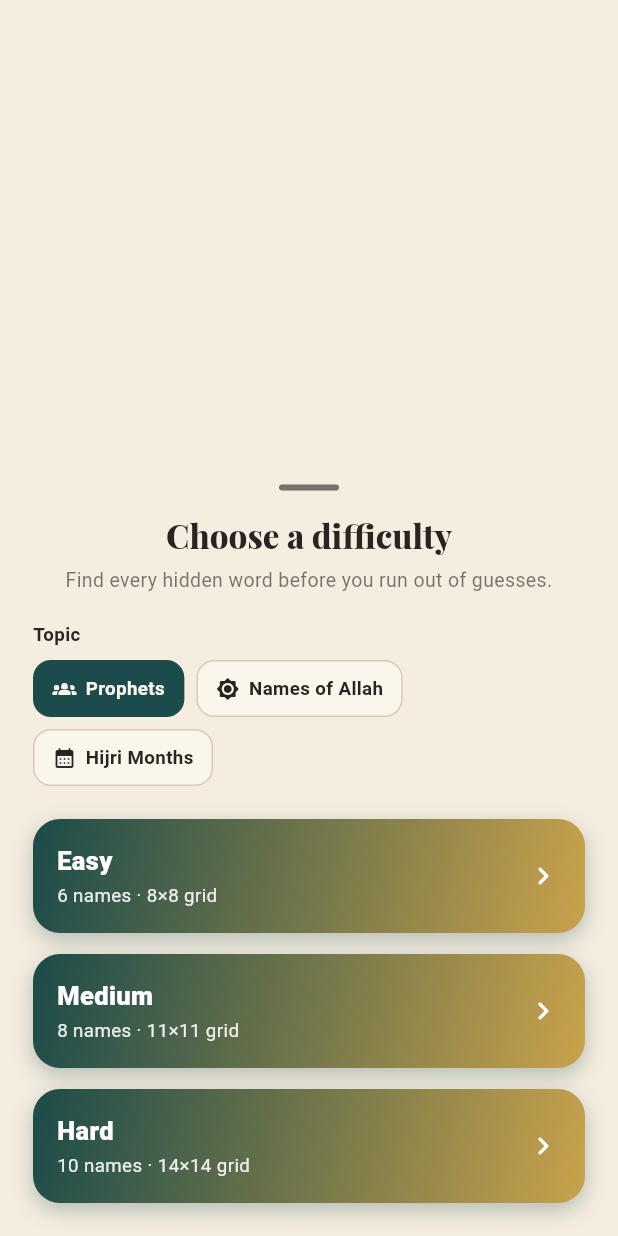
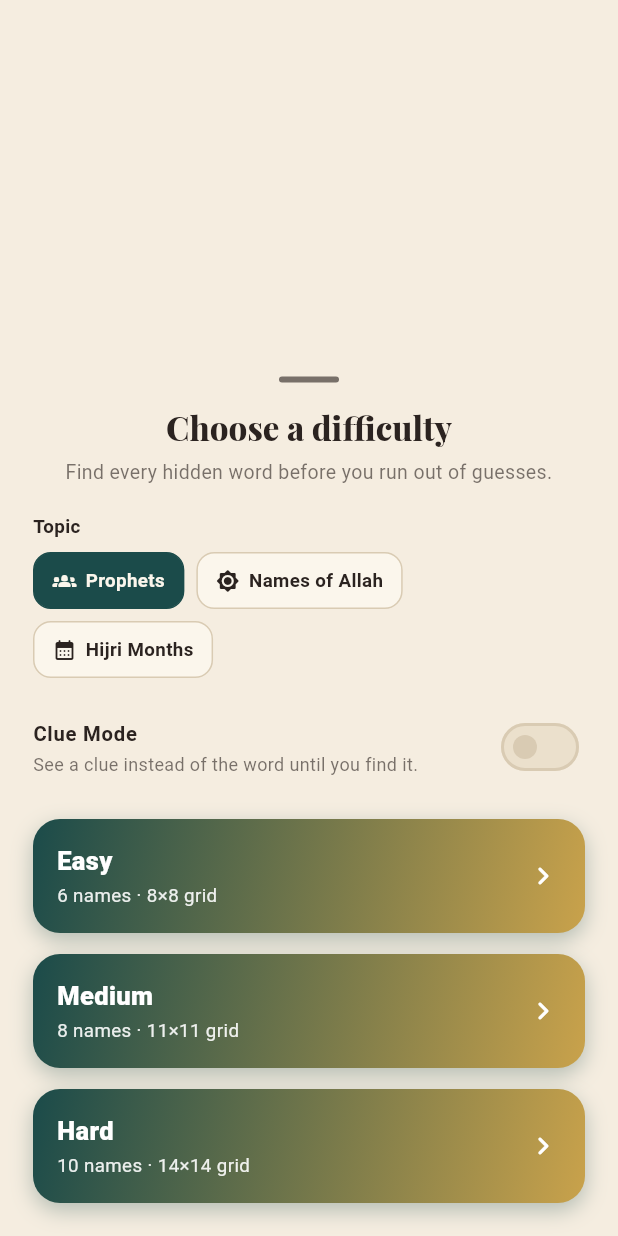
Before and after one commit to Md-Faizan-Rasheed/Learning_application, a Flutter app: the _DifficultySheet widget shown alone on an empty page, opened directly, on a phone screen of 412 x 824 dp. Run offline on Flutter 3.47's test engine with Material 3 defaults, Android fonts, the phone set to English and light mode, and no system bars; our stand-ins replace audioplayers, confetti, sentry_flutter, share_plus, shared_preferences, socket_io_client; accounts and stored records are empty; generated files the repository leaves out were written again; network calls fail.

Commit message:
Word Search: opt-in Clue Mode
Adds a "Clue Mode" toggle to the difficulty/category picker sheet.
When on, an unfound word's sidebar chip shows its fact/clue instead
of the plain word — the player has to recall which word the clue
points to before searching for it, rather than letter-matching a
word they can already read. Off by default so existing behavior is
unchanged unless a player opts in. Grid letters are unaffected
either way.

Co-Authored-By: Claude Sonnet 5 <noreply@anthropic.com>

```diff
--- a/client/lib/l10n/app_ar.arb
+++ b/client/lib/l10n/app_ar.arb
@@ -525,6 +525,8 @@
   "wsCategoryProphets": "الأنبياء",
   "wsCategoryNamesOfAllah": "أسماء الله",
   "wsCategoryHijriMonths": "الأشهر الهجرية",
+  "wsClueModeLabel": "وضع التلميح",
+  "wsClueModeSubtitle": "اعرض تلميحًا بدلاً من الكلمة حتى تجدها.",
   "wsDifficultyEasy": "سهل",
   "wsDifficultyEasySubtitle": "٦ أسماء · شبكة ٨×٨",
   "wsDifficultyMedium": "متوسط",
--- a/client/lib/l10n/app_en.arb
+++ b/client/lib/l10n/app_en.arb
@@ -578,6 +578,8 @@
   "wsCategoryProphets": "Prophets",
   "wsCategoryNamesOfAllah": "Names of Allah",
   "wsCategoryHijriMonths": "Hijri Months",
+  "wsClueModeLabel": "Clue Mode",
+  "wsClueModeSubtitle": "See a clue instead of the word until you find it.",
   "wsDifficultyEasy": "Easy",
   "wsDifficultyEasySubtitle": "6 names · 8×8 grid",
   "wsDifficultyMedium": "Medium",
--- a/client/lib/l10n/app_ur.arb
+++ b/client/lib/l10n/app_ur.arb
@@ -525,6 +525,8 @@
   "wsCategoryProphets": "انبیاء",
   "wsCategoryNamesOfAllah": "اللہ کے نام",
   "wsCategoryHijriMonths": "ہجری مہینے",
+  "wsClueModeLabel": "اشارہ موڈ",
+  "wsClueModeSubtitle": "لفظ ملنے تک، لفظ کی بجائے ایک اشارہ دکھائیں۔",
   "wsDifficultyEasy": "آسان",
   "wsDifficultyEasySubtitle": "٦ نام · ٨×٨ گرڈ",
   "wsDifficultyMedium": "درمیانہ",
--- a/client/lib/main.dart
+++ b/client/lib/main.dart
@@ -312,12 +312,13 @@ class _HomeScreenState extends State<HomeScreen>
   Future<void> _openWordSearch() async {
     final choice = await showWordSearchDifficultyPicker(context);
     if (choice == null || !mounted) return;
-    final (category, difficulty) = choice;
+    final (category, difficulty, clueMode) = choice;
     Navigator.of(context).push(
       MaterialPageRoute(
         builder: (_) => WordSearchScreen(
           difficulty: difficulty,
           category: category,
+          clueMode: clueMode,
           token: widget.auth.current?.token,
         ),
       ),
--- a/client/lib/widgets/word_search_difficulty_sheet.dart
+++ b/client/lib/widgets/word_search_difficulty_sheet.dart
@@ -5,13 +5,14 @@ import '../services/word_search_stats.dart';
 import '../theme/app_theme.dart';
 import '../utils/word_search_generator.dart';
 
-/// Bottom sheet for choosing a Word Search topic and difficulty, modeled on
-/// `category_picker_dialog.dart`'s sheet chrome. Topic and difficulty are
-/// independent choices — picking a topic just changes which best-times are
-/// shown against each difficulty card. Returns null if dismissed.
-Future<(WordSearchCategory, WordSearchDifficulty)?> showWordSearchDifficultyPicker(
+/// Bottom sheet for choosing a Word Search topic, difficulty, and clue mode,
+/// modeled on `category_picker_dialog.dart`'s sheet chrome. Topic and
+/// difficulty are independent choices — picking a topic just changes which
+/// best-times are shown against each difficulty card. Returns null if
+/// dismissed.
+Future<(WordSearchCategory, WordSearchDifficulty, bool)?> showWordSearchDifficultyPicker(
     BuildContext context) {
-  return showModalBottomSheet<(WordSearchCategory, WordSearchDifficulty)>(
+  return showModalBottomSheet<(WordSearchCategory, WordSearchDifficulty, bool)>(
     context: context,
     isScrollControlled: true,
     useSafeArea: true,
@@ -40,6 +41,7 @@ class _DifficultySheet extends StatefulWidget {
 
 class _DifficultySheetState extends State<_DifficultySheet> {
   WordSearchCategory _category = WordSearchCategory.prophets;
+  bool _clueMode = false;
   late Future<Map<WordSearchDifficulty, int?>> _bestTimes;
 
   @override
@@ -151,7 +153,17 @@ class _DifficultySheetState extends State<_DifficultySheet> {
                       ),
                   ],
                 ),
-                const SizedBox(height: 22),
+                const SizedBox(height: 10),
+                SwitchListTile(
+                  contentPadding: EdgeInsets.zero,
+                  title: Text(t.wsClueModeLabel,
+                      style: const TextStyle(fontWeight: FontWeight.w700, fontSize: 13.5)),
+                  subtitle: Text(t.wsClueModeSubtitle,
+                      style: TextStyle(color: colors.onSurfaceVariant, fontSize: 12)),
+                  value: _clueMode,
+                  onChanged: (v) => setState(() => _clueMode = v),
+                ),
+                const SizedBox(height: 12),
                 FutureBuilder<Map<WordSearchDifficulty, int?>>(
                   future: _bestTimes,
                   builder: (context, snapshot) {
@@ -171,8 +183,8 @@ class _DifficultySheetState extends State<_DifficultySheet> {
                                 ? t.wsBestTime(_formatSeconds(
                                     bestTimes[WordSearchDifficulty.values[i]]!))
                                 : null,
-                            onTap: () => Navigator.pop(
-                                context, (_category, WordSearchDifficulty.values[i])),
+                            onTap: () => Navigator.pop(context,
+                                (_category, WordSearchDifficulty.values[i], _clueMode)),
                           ),
                           if (i != WordSearchDifficulty.values.length - 1)
                             const SizedBox(height: 14),
```
Also changed, not shown: client/lib/screens/word_search_screen.dart (+43 -0 lines).
